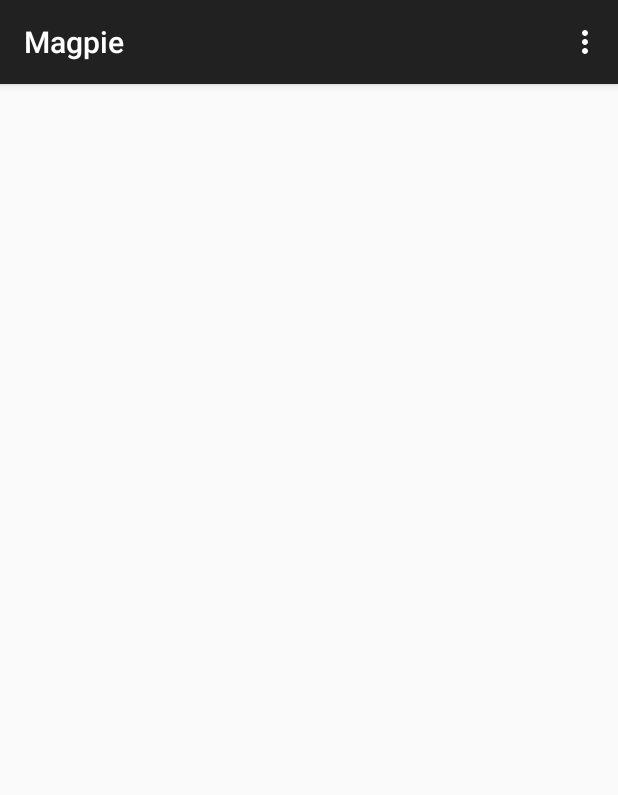
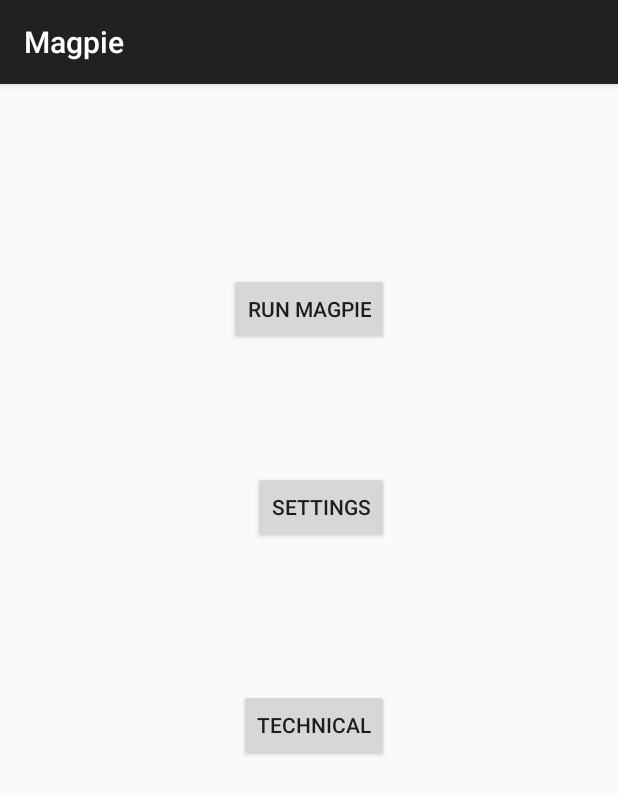
Before and after one commit to GroupNumbah1/UnnamedProject, an Android app: the screen it shows after launch (MainActivity), on a phone screen of 412 x 824 dp. Shown: the top 795 px of the screen. Run offline under Robolectric (Android 15) with nearby library versions, the phone set to English and light mode, and no system bars.

Commit message:
Added Start screen to app. with main menu

```diff
--- a/app/build.gradle
+++ b/app/build.gradle
@@ -37,6 +37,6 @@ android {
 }
 
 dependencies {
-    compile fileTree(dir: 'libs', include: ['*.jar'])
+    compile fileTree(include: ['*.jar'], dir: 'libs')
     compile 'com.android.support:appcompat-v7:25.+'
 }
--- a/app/src/main/java/com/example/magpie/app/MainActivity.java
+++ b/app/src/main/java/com/example/magpie/app/MainActivity.java
@@ -1,9 +1,12 @@
 package com.example.magpie.app;
 
+import android.content.Intent;
 import android.support.v7.app.AppCompatActivity;
 import android.os.Bundle;
 import android.view.Menu;
 import android.view.MenuItem;
+import android.view.View;
+import android.widget.Button;
 
 public class MainActivity extends AppCompatActivity {
 
@@ -11,9 +14,25 @@ public class MainActivity extends AppCompatActivity {
     protected void onCreate(Bundle savedInstanceState) {
         super.onCreate(savedInstanceState);
         setContentView(R.layout.activity_main);
-    }
 
-    @Override
+        //Button Press
+        SetUpButtonPress();
+    }//Oncreate
+
+    //Function for button press
+    private void SetUpButtonPress(){
+
+        Button  runAppButton = (Button)findViewById(R.id.button10);
+        runAppButton.setOnClickListener(new View.OnClickListener() {
+            @Override
+            public void onClick(View view) {
+
+            }
+        });
+
+
+    }//SetUpButtonPress
+    /*@Override
     public boolean onCreateOptionsMenu(Menu menu) {
         // Inflate the menu; this adds items to the action bar if it is present.
         getMenuInflater().inflate(R.menu.menu_main, menu);
@@ -33,5 +52,5 @@ public class MainActivity extends AppCompatActivity {
         }
 
         return super.onOptionsItemSelected(item);
-    }
-}
+    }*/
+}//class
--- a/app/src/main/res/layout/activity_main.xml
+++ b/app/src/main/res/layout/activity_main.xml
@@ -1,11 +1,30 @@
 <RelativeLayout xmlns:android="http://schemas.android.com/apk/res/android"
-                xmlns:tools="http://schemas.android.com/tools"
+                xmlns:app="http://schemas.android.com/apk/res-auto" xmlns:tools="http://schemas.android.com/tools"
                 android:layout_width="match_parent"
                 android:layout_height="match_parent"
                 android:paddingLeft="@dimen/activity_horizontal_margin"
                 android:paddingRight="@dimen/activity_horizontal_margin"
                 android:paddingTop="@dimen/activity_vertical_margin"
                 android:paddingBottom="@dimen/activity_vertical_margin"
-                tools:context=".MainActivity">
+                tools:context=".MainActivity"
+>
 
+
+    <Button
+            android:text="Run MagPie"
+            android:layout_width="wrap_content"
+            android:layout_height="wrap_content" android:layout_alignParentTop="true"
+            android:layout_centerHorizontal="true" android:layout_marginTop="110dp" android:id="@+id/button10"/>
+    <Button
+            android:text="Settings"
+            android:layout_width="wrap_content"
+            android:layout_height="wrap_content" android:layout_below="@+id/button10"
+            android:layout_alignRight="@+id/button10" android:layout_alignEnd="@+id/button10"
+            android:layout_marginTop="84dp" android:id="@+id/button11"/>
+    <Button
+            android:text="Technical"
+            android:layout_width="wrap_content"
+            android:layout_height="wrap_content" android:layout_below="@+id/button11"
+            android:layout_alignRight="@+id/button11" android:layout_alignEnd="@+id/button11"
+            android:layout_marginTop="97dp" android:id="@+id/button12"/>
 </RelativeLayout>
--- a/app/src/main/res/menu/menu_main.xml
+++ b/app/src/main/res/menu/menu_main.xml
@@ -5,5 +5,5 @@
     <item android:id="@+id/action_settings"
           android:title="@string/action_settings"
           android:orderInCategory="100"
-          app:showAsAction="never"/>
+    />
 </menu>
```
Also changed, not shown: app/src/main/AndroidManifest.xml (+16 -9 lines), app/src/main/java/com/example/magpie/app/SplashActivity.java (added, +39 -0 lines), app/src/main/res/layout/activity_splash.xml (added, +15 -0 lines), app/src/main/res/mipmap-hdpi/magpie.png (added), 3 other files.
